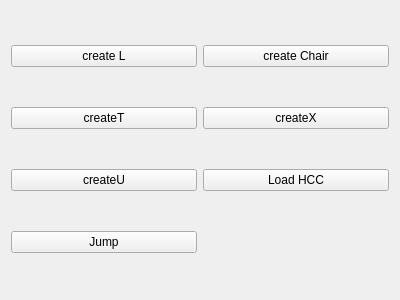
Old version of the form Foldem/foldabilizer/foldem_widget.ui in the repository letienhung/fold-hcc.
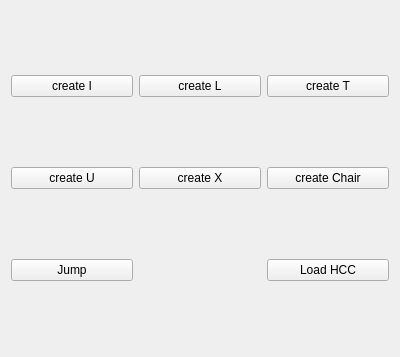
New version of the form.

```diff
--- a/Foldem/foldabilizer/foldem_widget.ui
+++ b/Foldem/foldabilizer/foldem_widget.ui
@@ -7,7 +7,7 @@
     <x>0</x>
     <y>0</y>
     <width>400</width>
-    <height>300</height>
+    <height>357</height>
    </rect>
   </property>
   <property name="minimumSize">
@@ -26,55 +26,62 @@
    <string>Form</string>
   </property>
   <layout class="QGridLayout" name="gridLayout">
-   <item row="0" column="0">
+   <item row="0" column="1">
     <widget class="QPushButton" name="createL">
      <property name="text">
       <string>create L</string>
      </property>
     </widget>
    </item>
-   <item row="0" column="1">
-    <widget class="QPushButton" name="createChair">
-     <property name="text">
-      <string>create Chair</string>
-     </property>
-    </widget>
-   </item>
-   <item row="2" column="1">
-    <widget class="QPushButton" name="load_hcc">
-     <property name="text">
-      <string>Load HCC</string>
-     </property>
-    </widget>
-   </item>
-   <item row="1" column="0">
+   <item row="0" column="2">
     <widget class="QPushButton" name="createT">
      <property name="text">
-      <string>createT</string>
+      <string>create T</string>
+     </property>
+    </widget>
+   </item>
+   <item row="0" column="0">
+    <widget class="QPushButton" name="createI">
+     <property name="text">
+      <string>create I</string>
+     </property>
+    </widget>
+   </item>
+   <item row="1" column="0">
+    <widget class="QPushButton" name="createU">
+     <property name="text">
+      <string>create U</string>
      </property>
     </widget>
    </item>
    <item row="1" column="1">
     <widget class="QPushButton" name="createX">
      <property name="text">
-      <string>createX</string>
+      <string>create X</string>
+     </property>
+    </widget>
+   </item>
+   <item row="1" column="2">
+    <widget class="QPushButton" name="createChair">
+     <property name="text">
+      <string>create Chair</string>
      </property>
     </widget>
    </item>
    <item row="2" column="0">
-    <widget class="QPushButton" name="createU">
-     <property name="text">
-      <string>createU</string>
-     </property>
-    </widget>
-   </item>
-   <item row="3" column="0">
     <widget class="QPushButton" name="jumpButton">
      <property name="text">
       <string>Jump</string>
      </property>
     </widget>
    </item>
+   <item row="2" column="2">
+    <widget class="QPushButton" name="load_hcc">
+     <property name="text">
+      <string>Load HCC</string>
+     </property>
+    </widget>
+   </item>
   </layout>
  </widget>
  <resources/>
```
